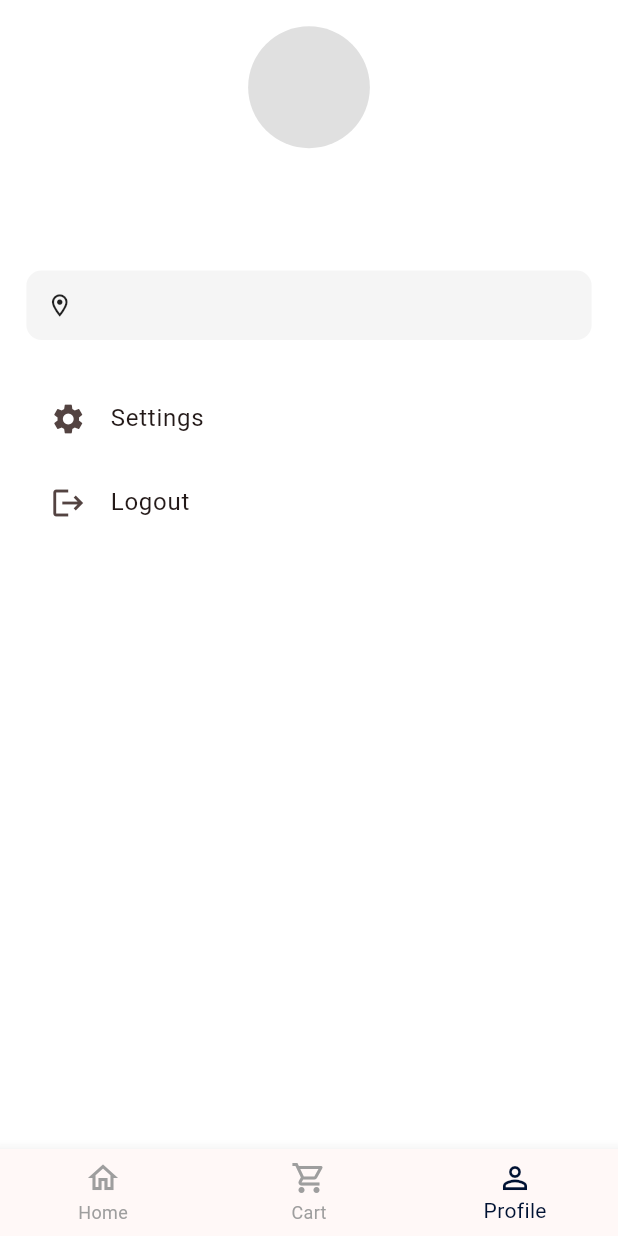
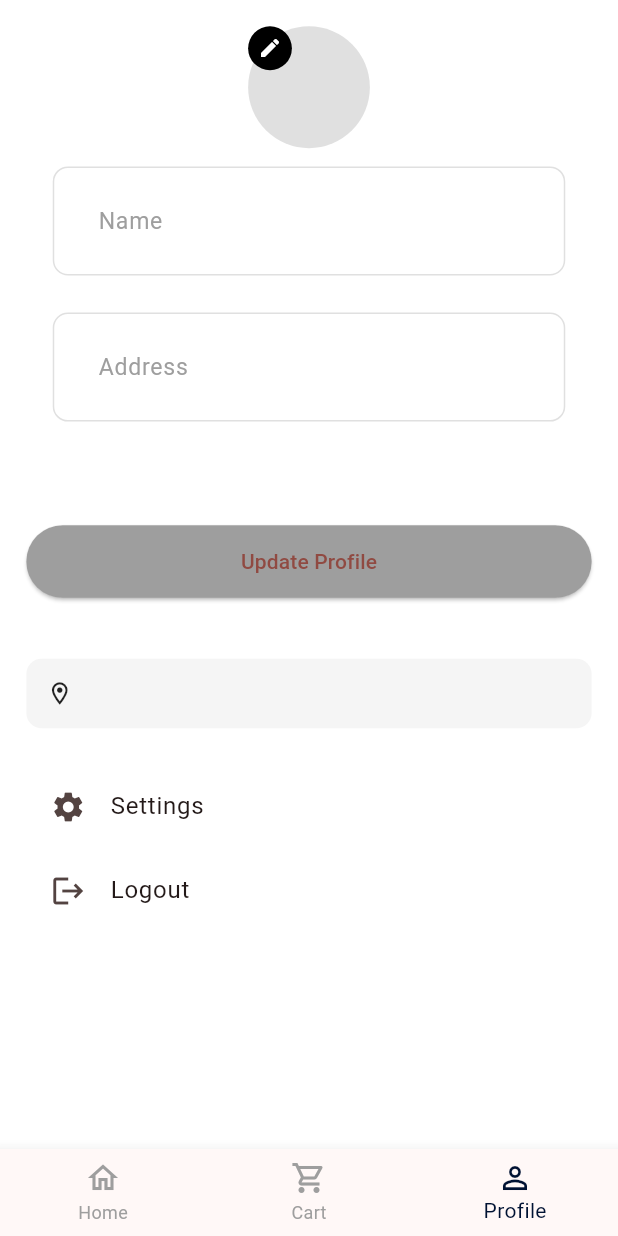
Before and after one commit to Alpha-Ronald/pet_project_demo, a Flutter app: the DashboardScreenUI screen opened directly, item 3 of the bottom bar chosen, on a phone screen of 412 x 824 dp. Run offline on Flutter 3.47's test engine with Material 3 defaults, Android fonts, the phone set to English and light mode, and no system bars; our stand-ins replace cloud_firestore, firebase_auth, firebase_core, firebase_storage, flutter_screenutil, image_picker; accounts and stored records are empty; generated files the repository leaves out were written again; network calls fail.

Commit message:
Add profile editing and image upload functionality.
- Implement `StorageService` for Firebase Storage image uploads.
- Add `updateUser` method to `UserService`.
- Update `ProfileSection` to support name and address editing with a new update button.
- Integrate profile picture uploading with a UI edit icon overlay.
- Add a role selection dropdown to the login screen.
- Improve error handling and loading states during profile updates and image uploads.

```diff
--- a/lib/features/dashboard/profile_screen.dart
+++ b/lib/features/dashboard/profile_screen.dart
@@ -3,6 +3,11 @@ import 'dart:io';
 import 'package:flutter/material.dart';
 import 'package:flutter_screenutil/flutter_screenutil.dart';
 import 'package:image_picker/image_picker.dart';
+import 'package:untitled/features/widgets/auth_textfield.dart';
+import 'package:untitled/services/auth_service.dart';
+import 'package:untitled/services/user_service.dart';
+
+import '../../services/storage_service.dart';
 
 class ProfileSection extends StatefulWidget {
   const ProfileSection({super.key, this.userData});
@@ -16,6 +21,35 @@ class ProfileSection extends StatefulWidget {
 class _ProfileSectionState extends State<ProfileSection> {
   File? selectedImage;
   bool isLoading = false;
+
+  final nameController = TextEditingController();
+  final addressController = TextEditingController();
+
+  String? uploadedImageURL;
+  bool hasChanged = false;
+
+
+  @override
+  void initState() {
+    super.initState();
+
+    nameController.text = widget.userData?['name'] ?? "";
+    addressController.text = widget.userData?['address'] ?? "";
+
+    nameController.addListener(_onChanged);
+    addressController.addListener(_onChanged);
+
+  }
+
+
+  void _onChanged(){
+    setState(() {
+      hasChanged = true;
+    });
+  }
+
+
+
 
   Future<File?> pickImage() async {
     final picker = ImagePicker();
@@ -49,19 +83,16 @@ class _ProfileSectionState extends State<ProfileSection> {
       child: Padding(
         padding: EdgeInsets.all(16.w),
         child: Column(
-          crossAxisAlignment: CrossAxisAlignment.center,
+          crossAxisAlignment: CrossAxisAlignment.start,
           children: [
 
-            GestureDetector(
-              onTap: () async {
-                final file = await pickImage();
-                if (file != null) {
-                  setState(() {
-                    selectedImage = file;
-                  });
-                }
-              },
-              child: CircleAvatar(
+            Row(
+              mainAxisAlignment: MainAxisAlignment.center,
+              children: [
+
+                Stack(
+                  children: [
+                    CircleAvatar(
                       radius: 40.r,
                       backgroundColor: Colors.grey.shade300,
                       backgroundImage:
@@ -71,17 +102,80 @@ class _ProfileSectionState extends State<ProfileSection> {
                           style: TextStyle(fontSize: 20, color: Colors.black))
                           : null,
                     ),
+                    GestureDetector(
+                      onTap: () async {
+                        final file = await pickImage();
+
+
+                        if (file != null) {
+                          setState(() {
+
+                            isLoading = true;
+                          });
+
+                          try{
+                            final uid = AuthService().currentUser!.uid;
+
+                            final url = await StorageService().uploadProfileImage(uid: uid, file: file);
+
+                            setState(() {
+                              selectedImage = file;
+                              uploadedImageURL =url;
+                              hasChanged =true;
+                            });
+                          }
+                          catch(e){
+                            ScaffoldMessenger.of(context).showSnackBar(
+                                SnackBar(content: Text('UPLOAD FAILED')));
+
+                          }
+
+                          setState(() {
+                            isLoading= false;
+                          });
+                        }
+
+                      },
+                      child: Positioned(
+                        bottom: 0,
+                        right: 0,
+                        child: Container(
+                          padding: EdgeInsets.all(6.w),
+                          decoration: BoxDecoration(
+                            color: Colors.black,
+                            shape: BoxShape.circle,
+                          ),
+
+                          child: Icon(Icons.edit,color: Colors.white,size: 16,),
+                        ),
+                      ),
+                    )
+
+                  ]
+                ),
+
+
+
+
+              ],
             ),
 
 
             SizedBox(height: 12.h),
-            Text(
-              name,
-              style: TextStyle(
-                fontSize: 16.sp,
-                fontWeight: FontWeight.w600,
-              ),
-            ),
+
+
+            CustomTextFieldUI(label: "Name", controller: nameController,),
+            CustomTextFieldUI(label: "Address", controller: addressController,),
+
+            // Text(
+            //   name,
+            //   style: TextStyle(
+            //     fontSize: 16.sp,
+            //     fontWeight: FontWeight.w600,
+            //   ),
+            // ),
+
+
             SizedBox(height: 4.h),
             Text(
               email,
@@ -91,6 +185,47 @@ class _ProfileSectionState extends State<ProfileSection> {
               ),
             ),
             SizedBox(height: 20.h),
+
+
+            SizedBox(
+              width: double.infinity,
+              child: ElevatedButton(onPressed: isLoading ?null :()async{
+                setState(() {
+                  isLoading =true;
+                });
+
+                try{
+                  final uid = AuthService().currentUser!.uid;
+
+                  await UserService().updateUser(uid: uid, data:{
+                  "name": nameController.text.trim,
+                    "address": addressController.text.trim(),
+                    if(uploadedImageURL != null)
+                      "imageUrl": uploadedImageURL
+
+                  }
+
+                  );
+                  ScaffoldMessenger.of(context).showSnackBar(SnackBar(content: Text('Profile succesfully updated')));
+
+
+                }catch(e){
+                  ScaffoldMessenger.of(context).showSnackBar(
+                      SnackBar(content: Text("Update failed")));
+
+                  }
+
+              },
+                  style: ElevatedButton.styleFrom(
+                    backgroundColor: hasChanged ? Colors.green: Colors.grey,
+                    disabledBackgroundColor: Colors.grey.shade400,
+                    padding: EdgeInsets.symmetric(vertical: 14.h),
+                  ),
+
+                  child: Text('Update Profile'))
+            ),
+
+            SizedBox(height: 40.h),
             Container(
               width: double.infinity,
               padding: EdgeInsets.all(12.w),
--- /dev/null
+++ b/lib/services/storage_service.dart
@@ -0,0 +1,30 @@
+
+
+
+import 'dart:io';
+
+import 'package:firebase_core/firebase_core.dart';
+import 'package:firebase_storage/firebase_storage.dart';
+
+
+
+class StorageService{
+  final FirebaseStorage _storage = FirebaseStorage.instance;
+
+  Future<String> uploadProfileImage({required String uid, required File file}) async{
+    try{
+      final time = DateTime.now().millisecondsSinceEpoch;
+      final ref = _storage.ref().child('profile_images').child("$uid$time.jpg");
+
+      await ref.putFile(file);
+
+      final downloadUrl = await ref.getDownloadURL();
+
+      return downloadUrl;
+    }catch(e){
+      print(e);
+      throw Exception('Image upload failed');
+    }
+
+  }
+}
--- a/lib/services/user_service.dart
+++ b/lib/services/user_service.dart
@@ -1,34 +1,32 @@
 import 'package:cloud_firestore/cloud_firestore.dart';
 
-class UserService{
+class UserService {
   final FirebaseFirestore _firestore = FirebaseFirestore.instance;
 
-  Future<void> createUser ({required String uid, required String email, required String name, required String address}) async{
+  Future<void> createUser(
+      {required String uid,
+      required String email,
+      required String name,
+      required String address}) async {
     await _firestore.collection('users').doc(uid).set({
       'email': email,
       'name': name,
       'address': address,
       "createdAt": FieldValue.serverTimestamp()
     });
-
   }
 
-  Future<Map<String, dynamic>?> getUser(String uid) async{
-
+  Future<Map<String, dynamic>?> getUser(String uid) async {
     final doc = await _firestore.collection('users').doc(uid).get();
 
-    if(doc.exists){
+    if (doc.exists) {
       return doc.data();
     }
     return null;
-
-
   }
 
-
-
-
-
-
-
+  Future<void> updateUser(
+      {required String uid, required Map<String, dynamic> data}) async {
+    await _firestore.collection('users').doc(uid).update(data);
+  }
 }
```
Also changed, not shown: lib/features/auth/log_in.dart (+36 -19 lines). Lines whose indentation alone changed are shown as unchanged.
